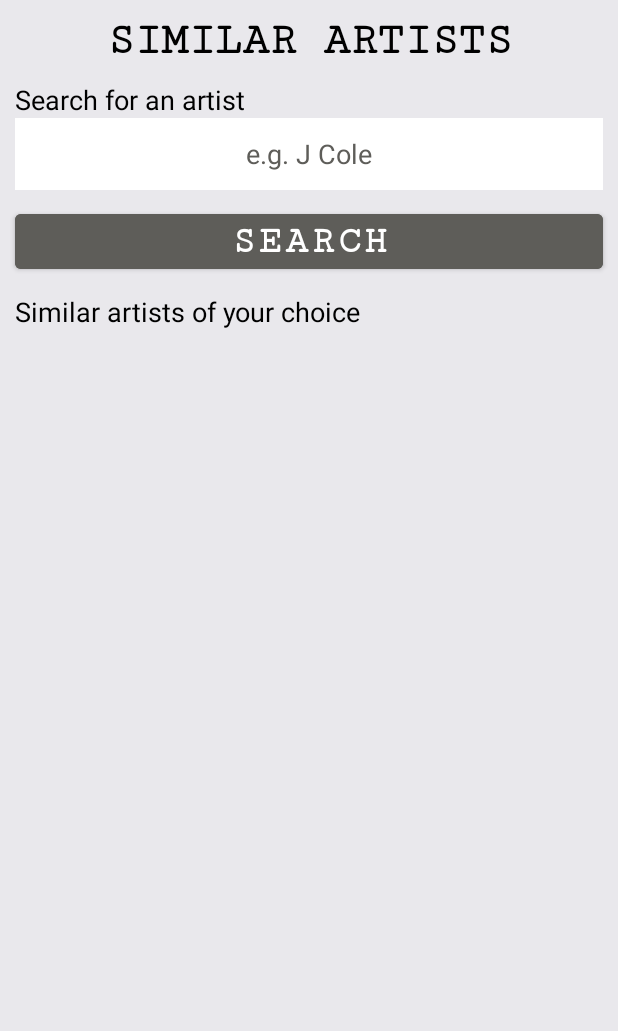
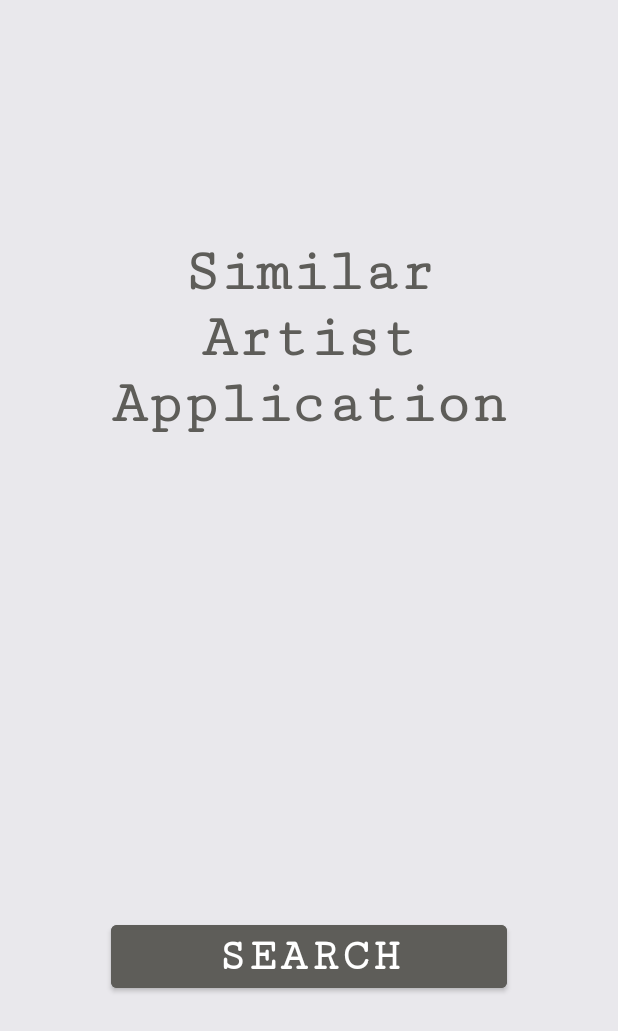
Before and after one commit to nourromeo/SmallAndroidsApps, an Android app: the screen it shows after launch (MainActivity), on a phone screen of 412 x 824 dp. Shown: the top 1031 px of the screen. Run offline under Robolectric (Android 15) with nearby library versions, the phone set to English and light mode, and no system bars.

Commit message:
activity_similar build

```diff
--- a/SimilarArtist/app/src/main/java/se/kau/android/similarartist/MainActivity.java
+++ b/SimilarArtist/app/src/main/java/se/kau/android/similarartist/MainActivity.java
@@ -1,14 +1,36 @@
 package se.kau.android.similarartist;
 
-import androidx.annotation.Nullable;
 import androidx.appcompat.app.AppCompatActivity;
 
+import android.content.Intent;
 import android.os.Bundle;
+import android.util.Log;
+import android.view.View;
 
 public class MainActivity extends AppCompatActivity {
+    static final String TAG = "SimilarArtist";
+    private Intent intent;
+
+    public void onResume() {
+        super.onResume();
+
+        Log.d(TAG, "MainActivity onResume running");
+        intent=getIntent();
+    }
+
     @Override
-    public void onCreate(@Nullable Bundle savedInstanceState) {
+    protected void onCreate(Bundle savedInstanceState) {
+        Log.d(TAG, "MainActivity onCreate running");
         super.onCreate(savedInstanceState);
         setContentView(R.layout.activity_main);
     }
+
+    public void StartClick(View v){
+        Log.d(TAG,"SpelaClick button onclick");
+
+        intent = new Intent(this, SimilarArtistActivity.class);
+        startActivity(intent);
+
+    }
+
 }
--- a/SimilarArtist/app/src/main/res/layout/activity_main.xml
+++ b/SimilarArtist/app/src/main/res/layout/activity_main.xml
@@ -1,77 +1,61 @@
 <?xml version="1.0" encoding="utf-8"?>
 <LinearLayout xmlns:android="http://schemas.android.com/apk/res/android"
-    android:layout_width="fill_parent"
-    android:layout_height="fill_parent"
-    android:layout_gravity="center"
-    android:background="@color/primary_color"
-    android:orientation="vertical">
+    xmlns:app="http://schemas.android.com/apk/res-auto"
+    xmlns:tools="http://schemas.android.com/tools"
+    android:layout_width="match_parent"
+    android:layout_height="match_parent"
+    android:orientation="vertical"
+    android:visibility="visible">
+
+    <TableLayout
+        android:layout_width="match_parent"
+        android:layout_height="match_parent"
+        android:background="@color/primary_color">
 
 
-    <TextView
-        android:id="@+id/txtTitle"
-        android:layout_width="fill_parent"
-        android:layout_height="wrap_content"
-        android:layout_margin="10dp"
-        android:fontFamily="serif-monospace"
-        android:text="@string/similar_artists"
-        android:textAlignment="center"
-        android:textColor="@color/black"
-        android:textSize="30sp"
-        android:textStyle="bold" />
+        <TableRow
+            android:layout_width="match_parent"
+            android:layout_height="match_parent"
+            android:layout_weight="1"
+            android:gravity="center">
 
-    <TextView
-        android:id="@+id/txtSearch"
-        android:layout_width="match_parent"
-        android:layout_height="wrap_content"
-        android:layout_marginStart="10sp"
-        android:layout_marginEnd="10sp"
-        android:text="@string/txt_search_artist"
-        android:textColor="@color/black"
-        android:textSize="18sp" />
+            <TextView
+                android:id="@+id/txtTitle"
+                android:layout_width="wrap_content"
+                android:layout_height="wrap_content"
+                android:layout_gravity="center"
+                android:layout_margin="20dp"
+                android:fontFamily="serif-monospace"
+                android:gravity="center"
+                android:text="@string/similar_artist_application"
+                android:textAlignment="center"
+                android:textColor="@color/secondary_color"
+                android:textSize="40sp"
+                android:textStyle="bold" />
 
-    <AutoCompleteTextView
-        android:id="@+id/autoCompleteTextView"
-        android:layout_width="match_parent"
-        android:layout_height="wrap_content"
-        android:layout_marginLeft="10dp"
-        android:layout_marginRight="10dp"
-        android:background="@color/white"
-        android:textColor="@color/black"
-        android:hint="e.g. J Cole"
-        android:textColorHint="@color/secondary_color"
-        android:minHeight="48dp"
-        android:textAlignment="center" />
+        </TableRow>
 
-    <Button
-        android:id="@+id/button1"
-        android:layout_width="fill_parent"
-        android:layout_height="wrap_content"
-        android:layout_margin="10dp"
-        android:backgroundTint="@color/secondary_color"
-        android:fontFamily="serif-monospace"
-        android:text="@string/search"
-        android:textColor="@color/white"
-        android:textSize="25sp"
-        android:textStyle="bold" />
+        <TableRow
+            android:layout_width="match_parent"
+            android:layout_height="217dp"
+            android:layout_weight="1"
+            android:gravity="center">
 
-    <TextView
-        android:id="@+id/txtArtistsResult"
-        android:layout_width="match_parent"
-        android:layout_height="wrap_content"
-        android:layout_marginStart="10sp"
-        android:layout_marginEnd="10dp"
-        android:text="@string/txt_similar_choice"
-        android:textColor="@color/black"
-        android:textSize="18sp" />
+            <Button
+                android:id="@+id/btnReset"
+                android:layout_width="fill_parent"
+                android:layout_height="wrap_content"
+                android:layout_margin="20dp"
+                android:backgroundTint="@color/secondary_color"
+                android:fontFamily="serif-monospace"
+                android:onClick="StartClick"
+                android:text="@string/search"
+                android:textColor="@color/white"
+                android:textSize="30sp"
+                android:textStyle="bold" />
 
-    <ListView
-        android:id="@+id/listView"
-        style="@style/Widget.AppCompat.ListView"
-        android:layout_width="match_parent"
-        android:layout_height="wrap_content"
-        android:layout_marginStart="10sp"
-        android:layout_marginTop="10sp"
-        android:layout_marginEnd="10dp"
-        android:textSize="18sp" />
+        </TableRow>
+
+    </TableLayout>
 
 </LinearLayout>
--- a/SimilarArtist/app/src/main/res/values/strings.xml
+++ b/SimilarArtist/app/src/main/res/values/strings.xml
@@ -4,4 +4,7 @@
     <string name="txt_search_artist">Search for an artist</string>
     <string name="txt_similar_choice">Similar artists of your choice</string>
     <string name="search">Search</string>
+    <string name="start">START</string>
+    <string name="first_activity_title">SIMILAR ARTIST GENERATOR</string>
+    <string name="similar_artist_application">Similar\nArtist\nApplication</string>
 </resources>
```
Also changed, not shown: SimilarArtist/app/src/main/AndroidManifest.xml (+8 -3 lines), SimilarArtist/app/src/main/java/se/kau/android/similarartist/SimilarArtistActivity.java (added, +14 -0 lines), SimilarArtist/app/src/main/res/layout/activity_similar_artist.xml (added, +79 -0 lines).
